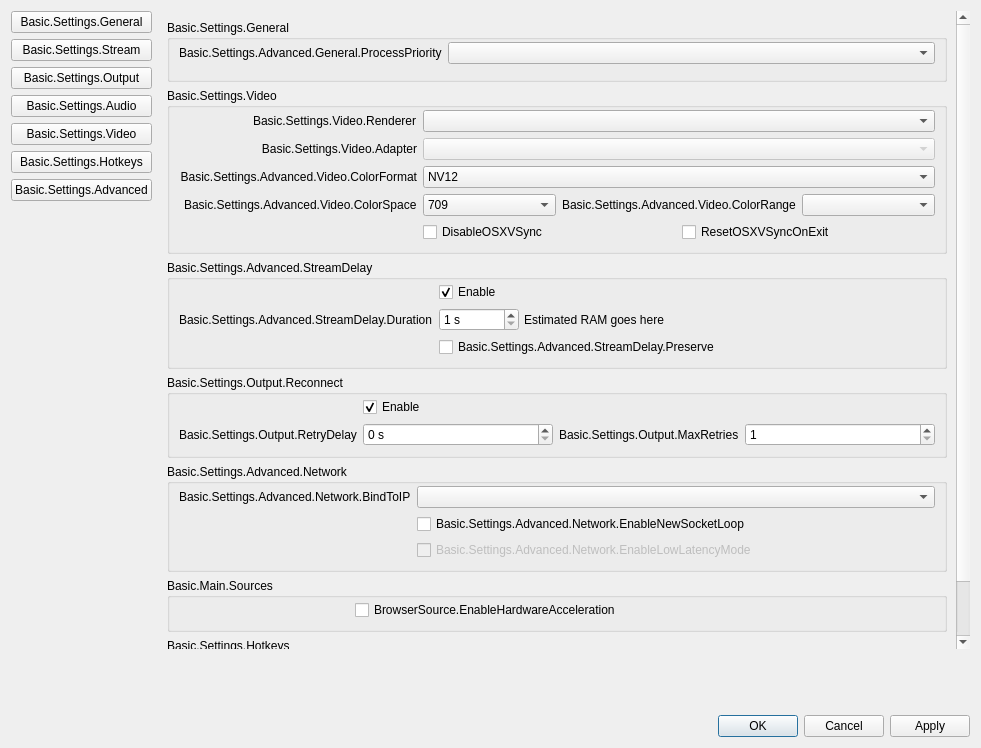
This is vendor_skins/Evercast/UI/forms/OBSBasicSettings.ui in evercast/evercast-broadcaster-software as Qt 5 draws it before an edit. The edited form follows.
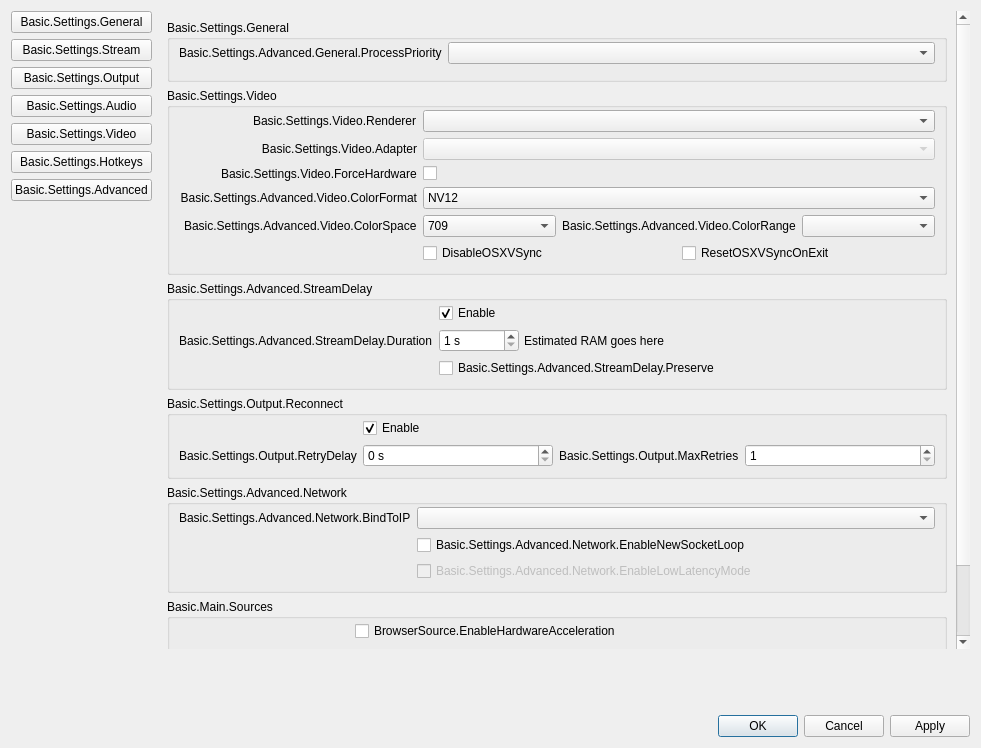
This is the edited form. The open tabs and pages were chosen to show the change. Icons and pictures are not drawn.

Commit message: Fixed display capture on Windows

The edit to the form file:
```diff
--- a/vendor_skins/Evercast/UI/forms/OBSBasicSettings.ui
+++ b/vendor_skins/Evercast/UI/forms/OBSBasicSettings.ui
@@ -4311,8 +4311,8 @@
              <rect>
               <x>0</x>
               <y>0</y>
-              <width>755</width>
-              <height>755</height>
+              <width>790</width>
+              <height>696</height>
              </rect>
             </property>
             <layout class="QVBoxLayout" name="verticalLayout_23">
@@ -4433,7 +4433,7 @@
                      </property>
                     </widget>
                    </item>
-                   <item row="2" column="0">
+                   <item row="3" column="0">
                     <widget class="QLabel" name="label_30">
                      <property name="minimumSize">
                       <size>
@@ -4452,7 +4452,7 @@
                      </property>
                     </widget>
                    </item>
-                   <item row="2" column="1">
+                   <item row="3" column="1">
                     <widget class="QComboBox" name="colorFormat">
                      <item>
                       <property name="text">
@@ -4476,37 +4476,17 @@
                      </item>
                     </widget>
                    </item>
-                   <item row="4" column="1">
-                    <layout class="QHBoxLayout" name="horizontalLayout_18">
-                     <property name="leftMargin">
-                      <number>0</number>
+                   <item row="4" column="0">
+                    <widget class="QLabel" name="label_33">
+                     <property name="text">
+                      <string>Basic.Settings.Advanced.Video.ColorSpace</string>
                      </property>
-                     <property name="topMargin">
-                      <number>0</number>
+                     <property name="buddy">
+                      <cstring>colorSpace</cstring>
                      </property>
-                     <property name="rightMargin">
-                      <number>0</number>
-                     </property>
-                     <property name="bottomMargin">
-                      <number>0</number>
-                     </property>
-                     <item>
-                      <widget class="QCheckBox" name="disableOSXVSync">
-                       <property name="text">
-                        <string>DisableOSXVSync</string>
-                       </property>
-                      </widget>
-                     </item>
-                     <item>
-                      <widget class="QCheckBox" name="resetOSXVSync">
-                       <property name="text">
-                        <string>ResetOSXVSyncOnExit</string>
-                       </property>
-                      </widget>
-                     </item>
-                    </layout>
+                    </widget>
                    </item>
-                   <item row="3" column="1">
+                   <item row="4" column="1">
                     <layout class="QHBoxLayout" name="horizontalLayout_20">
                      <property name="leftMargin">
                       <number>0</number>
@@ -4555,17 +4535,7 @@
                      </item>
                     </layout>
                    </item>
-                   <item row="3" column="0">
-                    <widget class="QLabel" name="label_33">
-                     <property name="text">
-                      <string>Basic.Settings.Advanced.Video.ColorSpace</string>
-                     </property>
-                     <property name="buddy">
-                      <cstring>colorSpace</cstring>
-                     </property>
-                    </widget>
-                   </item>
-                   <item row="4" column="0">
+                   <item row="5" column="0">
                     <spacer name="horizontalSpacer_12">
                      <property name="orientation">
                       <enum>Qt::Horizontal</enum>
@@ -4578,6 +4548,50 @@
                      </property>
                     </spacer>
                    </item>
+                   <item row="5" column="1">
+                    <layout class="QHBoxLayout" name="horizontalLayout_18">
+                     <property name="leftMargin">
+                      <number>0</number>
+                     </property>
+                     <property name="topMargin">
+                      <number>0</number>
+                     </property>
+                     <property name="rightMargin">
+                      <number>0</number>
+                     </property>
+                     <property name="bottomMargin">
+                      <number>0</number>
+                     </property>
+                     <item>
+                      <widget class="QCheckBox" name="disableOSXVSync">
+                       <property name="text">
+                        <string>DisableOSXVSync</string>
+                       </property>
+                      </widget>
+                     </item>
+                     <item>
+                      <widget class="QCheckBox" name="resetOSXVSync">
+                       <property name="text">
+                        <string>ResetOSXVSyncOnExit</string>
+                       </property>
+                      </widget>
+                     </item>
+                    </layout>
+                   </item>
+                   <item row="2" column="0">
+                    <widget class="QLabel" name="forceHardwareCaptureLabel">
+                     <property name="text">
+                      <string>Basic.Settings.Video.ForceHardware</string>
+                     </property>
+                    </widget>
+                   </item>
+                   <item row="2" column="1">
+                    <widget class="QCheckBox" name="forceHardwareCaptureCheckBox">
+                     <property name="text">
+                      <string/>
+                     </property>
+                    </widget>
+                   </item>
                   </layout>
                  </widget>
                 </item>
```
Left out of the diff: 48 changed lines with no effect on the pictures. The commit also changes 13 other files.
